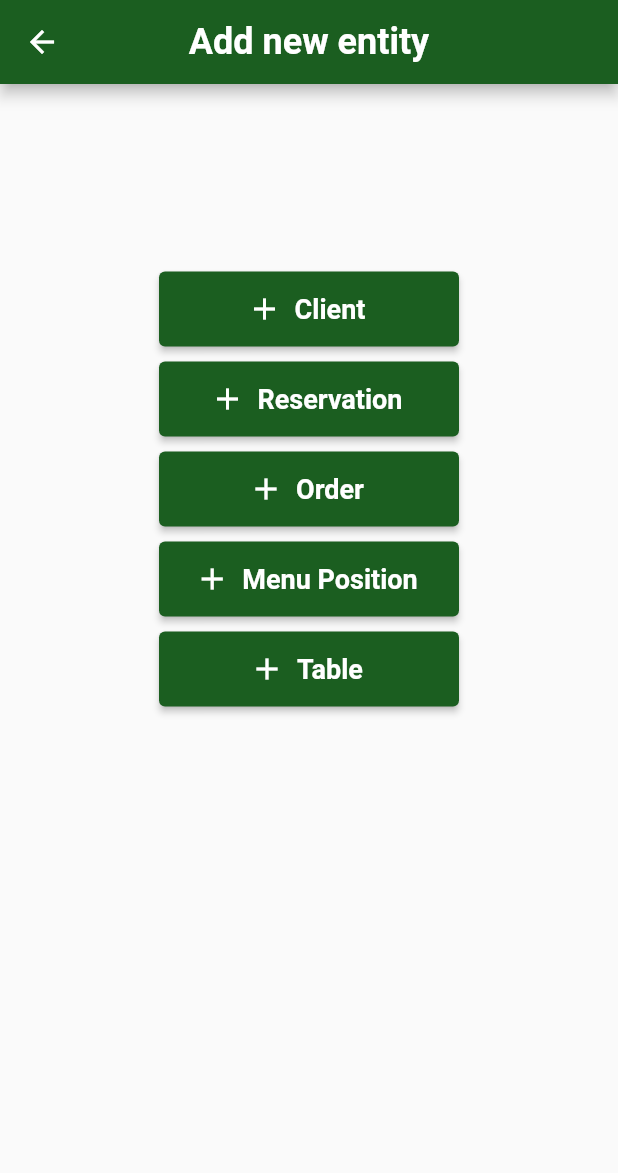
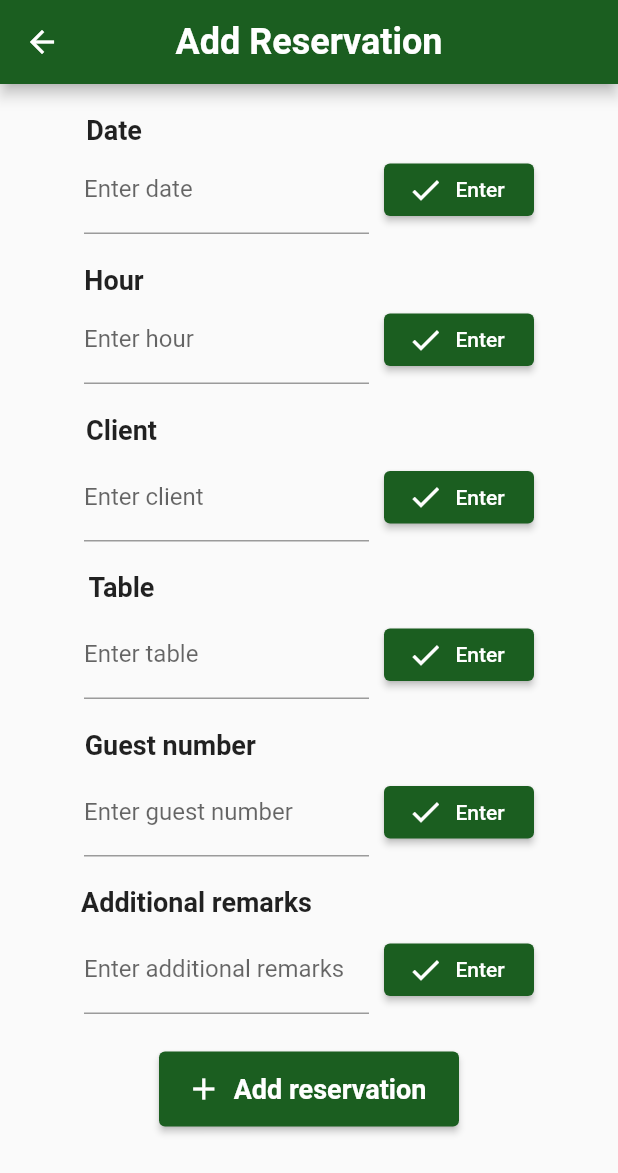
Before and after one commit to FilipMajewsk1/restaurant_management_app, a Flutter app: the Add screen opened by its route, after a tap on "Reservation", on a phone screen of 412 x 824 dp. Shown: the top 1173 px of the screen. Run offline on Flutter 3.47's test engine with Material 2 defaults, Android fonts, the phone set to English and light mode, and no system bars.

Commit message:
Added: AddReservation, AddMenuPosition

```diff
--- a/lib/main.dart
+++ b/lib/main.dart
@@ -2,6 +2,8 @@ import 'package:flutter/material.dart';
 import 'package:restaurant_management_app/pages/add/AddClient.dart';
 import 'package:restaurant_management_app/pages/Home.dart';
 import 'package:restaurant_management_app/pages/add/Add.dart';
+import 'package:restaurant_management_app/pages/add/AddMenuPosition.dart';
+import 'package:restaurant_management_app/pages/add/AddReservation.dart';
 import 'package:restaurant_management_app/pages/add/AddTable.dart';
 import 'package:restaurant_management_app/pages/show/Show.dart';
 void main() => runApp(MaterialApp(
@@ -12,8 +14,8 @@ void main() => runApp(MaterialApp(
     '/add': (context) => Add(),
     '/add_client': (context) => AddClient(),
     '/add_table': (context) => AddTable(),
-    '/add_menu_position': (context) => Add(),
-    '/add_reservation': (context) => Add(),
+    '/add_menu_position': (context) => AddMenuPosition(),
+    '/add_reservation': (context) => AddReservation(),
     '/add_order': (context) => Add(),
     '/show_clients': (context) => Show(),
     '/show_tables': (context) => Show(),
--- a/lib/models/Menu.dart
+++ b/lib/models/Menu.dart
@@ -5,13 +5,13 @@ class Menu {
   String dishName;
   String dishDescription;
   int price;
-  String allergenes;
+  String allergens;
 
   Menu({
     required this.id,
     required this.dishName,
     required this.dishDescription,
     required this.price,
-    required this.allergenes
+    required this.allergens
   });
 }
--- a/lib/pages/add/Add.dart
+++ b/lib/pages/add/Add.dart
@@ -53,7 +53,7 @@ class _AddState extends State<Add> {
               padding: const EdgeInsets.all(5.0),
               child: ElevatedButton.icon(
                 onPressed: ()async {
-                  Navigator.pushNamed(context, '/add');
+                  Navigator.pushNamed(context, '/add_reservation');
                 },
                 icon: Icon(Icons.add),
                 label: Text(
@@ -74,7 +74,7 @@ class _AddState extends State<Add> {
               padding: const EdgeInsets.all(5.0),
               child: ElevatedButton.icon(
                 onPressed: ()async {
-                  Navigator.pushNamed(context, '/add');
+                  Navigator.pushNamed(context, '/add_order');
                 },
                 icon: Icon(Icons.add),
                 label: Text(
@@ -95,7 +95,7 @@ class _AddState extends State<Add> {
               padding: const EdgeInsets.all(5.0),
               child: ElevatedButton.icon(
                 onPressed: ()async {
-                  Navigator.pushNamed(context, '/add');
+                  Navigator.pushNamed(context, '/add_menu_position');
                 },
                 icon: Icon(Icons.add),
                 label: Text(
--- a/lib/pages/add/AddReservation.dart
+++ b/lib/pages/add/AddReservation.dart
@@ -0,0 +1,367 @@
+import 'package:flutter/material.dart';
+
+class AddReservation extends StatefulWidget {
+  const AddReservation({Key? key}) : super(key: key);
+
+  @override
+  State<AddReservation> createState() => _AddReservationState();
+}
+class _AddReservationState extends State<AddReservation> {
+
+  TextEditingController ddateController = TextEditingController();
+  TextEditingController hhourController = TextEditingController();
+  TextEditingController clientController = TextEditingController();
+  TextEditingController tableController = TextEditingController();
+  TextEditingController guestNumController = TextEditingController();
+  TextEditingController additionalRemarksController = TextEditingController();
+
+  String ddate = "";
+  String hhour = "";
+  String client = "";
+  String table = "";
+  int? guestNum;
+  String additionalRemarks = "";
+
+  @override
+  Widget build(BuildContext context) {
+    return Scaffold(
+        appBar: AppBar(
+          title: Text(
+            "Add Reservation",
+            style: TextStyle(
+              fontWeight: FontWeight.bold,
+              fontSize: 24,
+            ),
+          ),
+          backgroundColor: Colors.green[900],
+          centerTitle: true,
+        ),
+        body: SingleChildScrollView(
+          child: Center(
+            child: Column(
+              children: <Widget>[
+
+                Padding(
+                  padding: const EdgeInsets.fromLTRB(0, 20, 260, 0),
+                  child: Text(
+                    "Date",
+                    style: TextStyle(
+                      fontWeight: FontWeight.bold,
+                      fontSize: 18,
+                    ),
+                  ),
+                ),
+                SizedBox(
+                  width: 300,
+                  child: Row(
+                    children: [
+                      Expanded(
+                        child: TextFormField(
+                          controller: ddateController,
+                          decoration: const InputDecoration(
+                            border: UnderlineInputBorder(),
+                            labelText: 'Enter date',
+                          ),
+                        ),
+                      ),
+                      Padding(
+                        padding: const EdgeInsets.fromLTRB(10, 0, 0, 0),
+                        child: ElevatedButton.icon(
+                          onPressed: () {
+                            setState(() {
+                              if (ddateController.text != "") {
+                                ddate = ddateController.text;
+                              }
+                            });
+                          },
+                          icon: Icon(Icons.check),
+                          label: Text("Enter"),
+                          style: ButtonStyle(
+                            backgroundColor: MaterialStateProperty.all(Colors
+                                .green[900]),
+                            minimumSize: MaterialStateProperty.all(Size(
+                                100, 35)),
+                          ),
+                        ),
+                      ),
+                    ],
+                  ),
+                ),
+
+                Padding(
+                  padding: const EdgeInsets.fromLTRB(0, 20, 260, 0),
+                  child: Text(
+                    "Hour",
+                    style: TextStyle(
+                      fontWeight: FontWeight.bold,
+                      fontSize: 18,
+                    ),
+                  ),
+                ),
+                SizedBox(
+                  width: 300,
+                  child: Row(
+                    children: [
+                      Expanded(
+                        child: TextFormField(
+                          controller: hhourController,
+                          decoration: const InputDecoration(
+                            border: UnderlineInputBorder(),
+                            labelText: 'Enter hour',
+                          ),
+                        ),
+                      ),
+                      Padding(
+                        padding: const EdgeInsets.fromLTRB(10, 0, 0, 0),
+                        child: ElevatedButton.icon(
+                          onPressed: () {
+                            setState(() {
+                              if (hhourController.text != "") {
+                                hhour = hhourController.text;
+                              }
+                            });
+                          },
+                          icon: Icon(Icons.check),
+                          label: Text("Enter"),
+                          style: ButtonStyle(
+                            backgroundColor: MaterialStateProperty.all(Colors
+                                .green[900]),
+                            minimumSize: MaterialStateProperty.all(Size(
+                                100, 35)),
+                          ),
+                        ),
+                      ),
+                    ],
+                  ),
+                ),
+
+                Padding(
+                  padding: const EdgeInsets.fromLTRB(0, 20, 250, 5),
+                  child: Text(
+                    "Client",
+                    style: TextStyle(
+                      fontWeight: FontWeight.bold,
+                      fontSize: 18,
+                    ),
+                  ),
+                ),
+                SizedBox(
+                  width: 300,
+                  child: Row(
+                    children: [
+                      Expanded(
+                        child: TextFormField(
+                          controller: clientController,
+                          decoration: const InputDecoration(
+                            border: UnderlineInputBorder(),
+                            labelText: 'Enter client',
+                          ),
+                        ),
+                      ),
+                      Padding(
+                        padding: const EdgeInsets.fromLTRB(10, 0, 0, 0),
+                        child: ElevatedButton.icon(
+                          onPressed: () {
+                            setState(() {
+                              if (clientController.text != "") {
+                                client = clientController.text;
+                              }
+                            });
+                          },
+                          icon: Icon(Icons.check),
+                          label: Text("Enter"),
+                          style: ButtonStyle(
+                            backgroundColor: MaterialStateProperty.all(Colors
+                                .green[900]),
+                            minimumSize: MaterialStateProperty.all(Size(
+                                100, 35)),
+                          ),
+                        ),
+                      ),
+                    ],
+                  ),
+                ),
+
+                Padding(
+                  padding: const EdgeInsets.fromLTRB(0, 20, 250, 5),
+                  child: Text(
+                    "Table",
+                    style: TextStyle(
+                      fontWeight: FontWeight.bold,
+                      fontSize: 18,
+                    ),
+                  ),
+                ),
+                SizedBox(
+                  width: 300,
+                  child: Row(
+                    children: [
+                      Expanded(
+                        child: TextFormField(
+                          controller: tableController,
+                          decoration: const InputDecoration(
+                            border: UnderlineInputBorder(),
+                            labelText: 'Enter table',
+                          ),
+                        ),
+                      ),
+                      Padding(
+                        padding: const EdgeInsets.fromLTRB(10, 0, 0, 0),
+                        child: ElevatedButton.icon(
+                          onPressed: () {
+                            setState(() {
+                              if (tableController.text != "") {
+                                table = tableController.text;
+                              }
+                            });
+                          },
+                          icon: Icon(Icons.check),
+                          label: Text("Enter"),
+                          style: ButtonStyle(
+                            backgroundColor: MaterialStateProperty.all(Colors
+                                .green[900]),
+                            minimumSize: MaterialStateProperty.all(Size(
+                                100, 35)),
+                          ),
+                        ),
+                      ),
+                    ],
+                  ),
+                ),
+
+                Padding(
+                  padding: const EdgeInsets.fromLTRB(0, 20, 185, 5),
+                  child: Text(
+                    "Guest number",
+                    style: TextStyle(
+                      fontWeight: FontWeight.bold,
+                      fontSize: 18,
+                    ),
+                  ),
+                ),
+                SizedBox(
+                  width: 300,
+                  child: Row(
+                    children: [
+                      Expanded(
+                        child: TextFormField(
+                          controller: guestNumController,
+                          decoration: const InputDecoration(
+                            border: UnderlineInputBorder(),
+                            labelText: 'Enter guest number',
+                          ),
+                        ),
+                      ),
+                      Padding(
+                        padding: const EdgeInsets.fromLTRB(10, 0, 0, 0),
+                        child: ElevatedButton.icon(
+                          onPressed: () {
+                            setState(() {
+                              if (guestNumController.text != "") {
+                                guestNum = int.tryParse(guestNumController.text);
+                              }
+                            });
+                          },
+                          icon: Icon(Icons.check),
+                          label: Text("Enter"),
+                          style: ButtonStyle(
+                            backgroundColor: MaterialStateProperty.all(Colors
+                                .green[900]),
+                            minimumSize: MaterialStateProperty.all(Size(
+                                100, 35)),
+                          ),
+                        ),
+                      ),
+                    ],
+                  ),
+                ),
+
+                Padding(
+                  padding: const EdgeInsets.fromLTRB(0, 20, 150, 5),
+                  child: Text(
+                    "Additional remarks",
+                    style: TextStyle(
+                      fontWeight: FontWeight.bold,
+                      fontSize: 18,
+                    ),
+                  ),
+                ),
+                SizedBox(
+                  width: 300,
+                  child: Row(
+                    children: [
+                      Expanded(
+                        child: TextFormField(
+                          controller: additionalRemarksController,
+                          decoration: const InputDecoration(
+                            border: UnderlineInputBorder(),
+                            labelText: 'Enter additional remarks',
+                          ),
+                        ),
+                      ),
+                      Padding(
+                        padding: const EdgeInsets.fromLTRB(10, 0, 0, 0),
+                        child: ElevatedButton.icon(
+                          onPressed: () {
+                            setState(() {
+                              if (additionalRemarksController.text != "") {
+                                additionalRemarks = additionalRemarksController.text;
+                              }
+                            });
+                          },
+                          icon: Icon(Icons.check),
+                          label: Text("Enter"),
+                          style: ButtonStyle(
+                            backgroundColor: MaterialStateProperty.all(Colors
+                                .green[900]),
+                            minimumSize: MaterialStateProperty.all(Size(
+                                100, 35)),
+                          ),
+                        ),
+                      ),
+                    ],
+                  ),
+                ),
+
+                Padding(
+                  padding: const EdgeInsets.all(25),
+                  child: ElevatedButton.icon(
+                    onPressed: () {
+                      if (ddateController.text != ""
+                          && hhourController.text != ""
+                          && clientController.text != ""
+                          && tableController.text != ""
+                          && additionalRemarksController.text != "") {
+                        ddate = ddateController.text;
+                        hhour = hhourController.text;
+                        client = clientController.text;
+                        table = tableController.text;
+                        additionalRemarks = additionalRemarksController.text;
+                      }
+                      if(ddate != "") {
+
+                        Navigator.pop(context);
+                      }
+                    },
+                    icon: Icon(Icons.add),
+                    label: Text(
+                      "Add reservation",
+                      style: TextStyle(
+                        fontSize: 18,
+                        fontWeight: FontWeight.bold,
+                      ),
+                    ),
+                    style: ButtonStyle(
+                      backgroundColor: MaterialStateProperty.all(Colors.green[900]),
+                      fixedSize: MaterialStateProperty.all(Size(200,50)),
+                    ),
+                  ),
+                ),
+
+              ],
+            ),
+          ),
+        )
+    );
+  }
+}
```
Also changed, not shown: lib/pages/add/AddMenuPosition.dart (+258 -0 lines).
